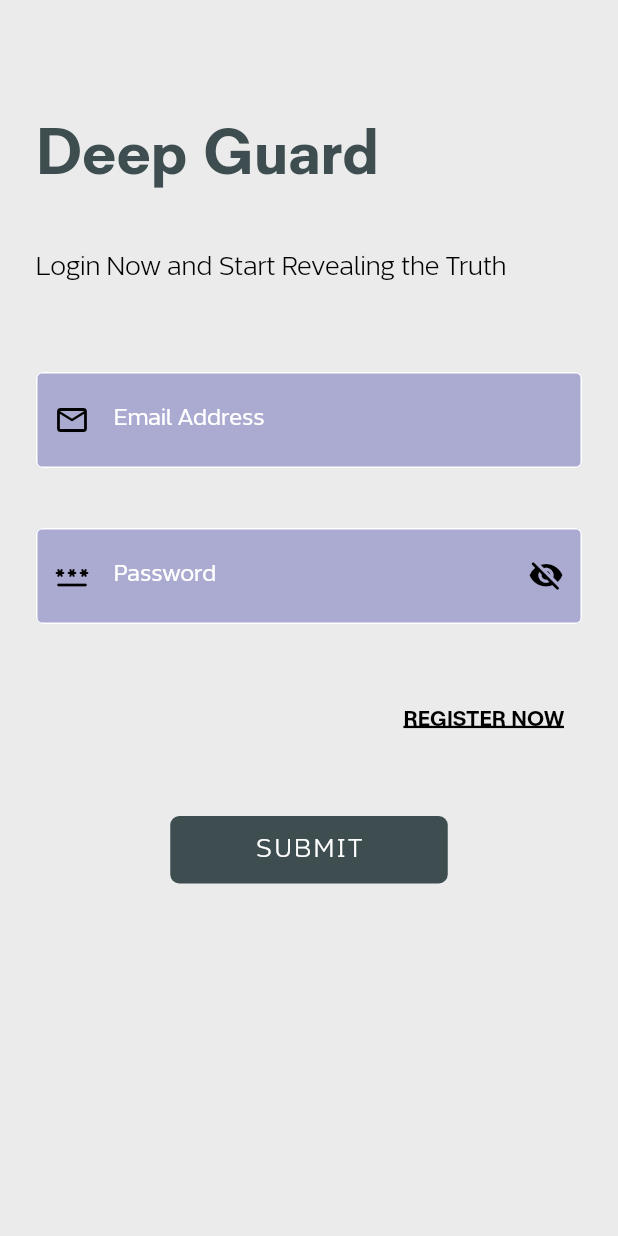
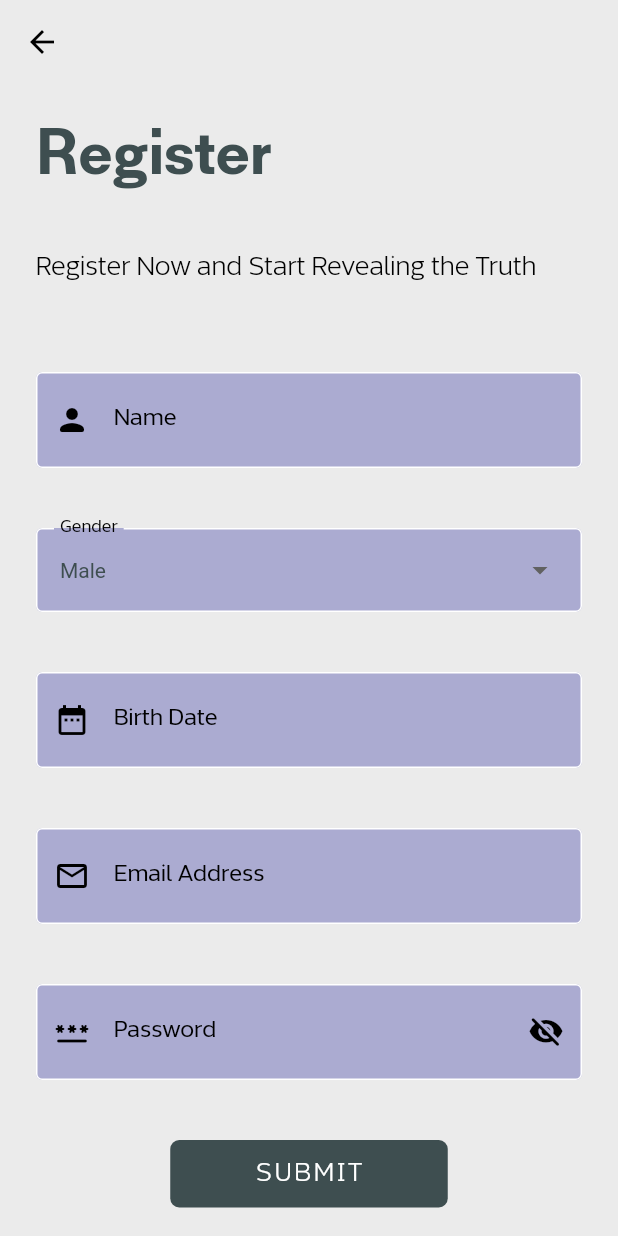
Before and after one commit to MohammadBali/DeepFake_Flutter, a Flutter app: the screen it shows after launch, after a tap on "SKIP", after a tap on "REGISTER NOW", on a phone screen of 412 x 824 dp. Run offline on Flutter 3.47's test engine with Material 2 defaults, Android fonts, the phone set to English and light mode, and no system bars; our stand-ins replace bloc, cached_network_image, conditional_builder_null_safety, dio, flutter_bloc, fluttertoast and 2 more; missing offline and left inert: material_dialogs; network calls fail.

Commit message:
Added News & Register

```diff
--- a/lib/layout/cubit/cubit.dart
+++ b/lib/layout/cubit/cubit.dart
@@ -1,4 +1,5 @@
 import 'package:deepfake_detection/layout/cubit/states.dart';
+import 'package:deepfake_detection/models/NewsModel/NewsModel.dart';
 import 'package:deepfake_detection/models/UserDataModel/UserDataModel.dart';
 import 'package:deepfake_detection/modules/ChatBot/chatBot.dart';
 import 'package:deepfake_detection/modules/Home/home.dart';
@@ -51,9 +52,12 @@ class AppCubit extends Cubit<AppStates>
   }
 
 
+  //Get User Data by Token.
   static UserData? userData;
 
   void getUserData()
+  {
+    if(token !='')
       {
         print('In Getting User Data');
         emit(AppGetUserDataLoadingState());
@@ -75,3 +79,33 @@ class AppCubit extends Cubit<AppStates>
         });
       }
   }
+
+
+  NewsModel? newsModel;
+
+  void getNews()
+  {
+    print('In Getting News...');
+
+    emit(AppGetNewsLoadingState());
+
+    MainDioHelper.getData(
+      url: news,
+    ).then((value) {
+
+      print('Got News Data, ${value.data}');
+
+      newsModel= NewsModel.fromJson(value.data);
+
+      emit(AppGetNewsSuccessState());
+
+    }).catchError((error)
+    {
+      print('ERROR WHILE GETTING NEWS, ${error.toString()}');
+
+      emit(AppGetNewsErrorState());
+    });
+  }
+
+
+}
--- a/lib/layout/cubit/states.dart
+++ b/lib/layout/cubit/states.dart
@@ -6,8 +6,19 @@ class AppChangeBottomNavBar extends AppStates{}
 
 class AppChangeThemeModeState extends AppStates{}
 
+//GET USER DATA
+
 class AppGetUserDataLoadingState extends AppStates{}
 
 class AppGetUserDataSuccessState extends AppStates{}
 
 class AppGetUserDataErrorState extends AppStates{}
+
+
+//GET NEWS
+
+class AppGetNewsLoadingState extends AppStates{}
+
+class AppGetNewsSuccessState extends AppStates{}
+
+class AppGetNewsErrorState extends AppStates{}
--- a/lib/main.dart
+++ b/lib/main.dart
@@ -9,8 +9,6 @@ import 'package:deepfake_detection/shared/network/remote/main_dio_helper.dart';
 import 'package:deepfake_detection/shared/styles/themes.dart';
 import 'package:flutter/material.dart';
 import 'package:flutter_bloc/flutter_bloc.dart';
-import 'package:jwt_decoder/jwt_decoder.dart';
-
 import 'layout/home_layout.dart';
 
 void main() async {
@@ -77,7 +75,7 @@ class MyApp extends StatelessWidget {
     return MultiBlocProvider(
         providers:
         [
-          BlocProvider(create: (BuildContext  context) => AppCubit()..changeTheme(themeFromState: isDark)..getUserData() ),
+          BlocProvider(create: (BuildContext  context) => AppCubit()..changeTheme(themeFromState: isDark)..getUserData()..getNews() ),
         ],
         child: BlocConsumer<AppCubit,AppStates>(
           listener: (context,state){},
--- /dev/null
+++ b/lib/models/RegisterModel/RegisterModel.dart
@@ -0,0 +1,25 @@
+import 'package:deepfake_detection/models/LoginModel/LoginModel.dart';
+
+class RegisterModel
+{
+  LoginUser? user;
+  String? token;
+  int? success;
+  RegisterModel.fromJson(Map<String,dynamic>json)
+  {
+    if(json['user']!=null)
+    {
+      user=LoginUser.fromJson(json['user']);
+    }
+
+    if(json['token']!=null)
+    {
+      token=json['token'];
+    }
+
+    if(json['success']!=null)
+    {
+      success=json['success'];
+    }
+  }
+}
--- a/lib/modules/Login/login.dart
+++ b/lib/modules/Login/login.dart
@@ -3,6 +3,7 @@ import 'package:deepfake_detection/layout/cubit/cubit.dart';
 import 'package:deepfake_detection/layout/home_layout.dart';
 import 'package:deepfake_detection/modules/Login/cubit/loginCubit.dart';
 import 'package:deepfake_detection/modules/Login/cubit/loginStates.dart';
+import 'package:deepfake_detection/modules/Register/register.dart';
 import 'package:deepfake_detection/shared/components/components.dart';
 
 import 'package:deepfake_detection/shared/components/constants.dart';
@@ -157,7 +158,7 @@ class Login extends StatelessWidget {
                           ),
                           onPressed: ()
                           {
-                            //navigateTo(context, widget);
+                            navigateTo(context, Register());
                           },
                         ),
                       ),
--- /dev/null
+++ b/lib/modules/Register/cubit/registerCubit.dart
@@ -0,0 +1,52 @@
+import 'package:deepfake_detection/models/RegisterModel/RegisterModel.dart';
+import 'package:deepfake_detection/modules/Register/cubit/registerStates.dart';
+import 'package:deepfake_detection/shared/network/end_points.dart';
+import 'package:deepfake_detection/shared/network/remote/main_dio_helper.dart';
+import 'package:flutter_bloc/flutter_bloc.dart';
+
+class RegisterCubit extends Cubit<RegisterStates>
+{
+  RegisterCubit(): super(RegisterInitialState());
+
+  static RegisterCubit get(context)=> BlocProvider.of(context);
+
+  bool isPassVisible=true;
+
+
+  void changePassVisibility()
+  {
+    isPassVisible=!isPassVisible;
+    emit(RegisterChangePassVisibility());
+  }
+
+  RegisterModel? registerModel;
+  void registerUser({required String name, required String gender, required String birthDate, required String password, required String email})
+  {
+    print('In RegisterUser...');
+
+    emit(RegisterLoadingState());
+
+    MainDioHelper.postData(
+      url: register,
+      isStatusCheck: true,
+      data: {
+        'name':name,
+        'gender':gender,
+        'birthDate':birthDate,
+        'password':password,
+        'email':email
+      },
+    ).then((value) {
+
+      print('Got RegisterData, ${value.data}');
+
+      registerModel=RegisterModel.fromJson(value.data);
+
+      emit(RegisterSuccessState(registerModel!));
+    }).catchError((error)
+    {
+        print('ERROR WHILE SIGNING IN, ${error.toString()}');
+        emit(RegisterErrorState(error.toString()));
+    });
+  }
+}
--- /dev/null
+++ b/lib/modules/Register/cubit/registerStates.dart
@@ -0,0 +1,24 @@
+import 'package:deepfake_detection/models/RegisterModel/RegisterModel.dart';
+
+abstract class RegisterStates{}
+
+class RegisterInitialState extends RegisterStates{}
+
+
+class RegisterChangePassVisibility extends RegisterStates{}
+
+class RegisterLoadingState extends RegisterStates{}
+
+class RegisterErrorState extends RegisterStates{
+  final String error;
+
+  RegisterErrorState(this.error);
+}
+
+
+class RegisterSuccessState extends RegisterStates{
+
+  final RegisterModel registerModel;
+
+  RegisterSuccessState(this.registerModel);
+}
--- /dev/null
+++ b/lib/modules/Register/register.dart
@@ -0,0 +1,298 @@
+import 'package:conditional_builder_null_safety/conditional_builder_null_safety.dart';
+import 'package:deepfake_detection/layout/cubit/cubit.dart';
+import 'package:deepfake_detection/layout/home_layout.dart';
+import 'package:deepfake_detection/modules/Register/cubit/registerCubit.dart';
+import 'package:deepfake_detection/modules/Register/cubit/registerStates.dart';
+import 'package:deepfake_detection/shared/components/components.dart';
+import 'package:deepfake_detection/shared/components/constants.dart';
+import 'package:deepfake_detection/shared/network/local/cache_helper.dart';
+import 'package:deepfake_detection/shared/styles/colors.dart';
+import 'package:flutter/material.dart';
+import 'package:flutter_bloc/flutter_bloc.dart';
+import 'package:intl/intl.dart';
+
+class Register extends StatefulWidget {
+  Register({super.key});
+
+  @override
+  State<Register> createState() => _RegisterState();
+}
+
+class _RegisterState extends State<Register> {
+  TextEditingController emailController=TextEditingController();
+
+  TextEditingController passwordController=TextEditingController();
+
+  TextEditingController nameController=TextEditingController();
+
+  TextEditingController birthDateController=TextEditingController();
+
+  var formKey=GlobalKey<FormState>();
+
+  List<String> listOfGenders = ['Male','Female'];
+
+  String currentGender='Male';
+  //User's Gender.
+  @override
+  Widget build(BuildContext context) {
+    return BlocProvider( create: (context)=>RegisterCubit(),
+
+      child: BlocConsumer<RegisterCubit,RegisterStates>(
+
+        listener: (context,state)
+        {
+          if(state is RegisterErrorState)
+          {
+            defaultToast(msg: state.error, state: ToastStates.error);
+          }
+
+          if(state is RegisterSuccessState)
+          {
+            if(state.registerModel.success ==0)
+            {
+              defaultToast(msg: "Couldn't Sign you in", state: ToastStates.error);
+            }
+
+            if(state.registerModel.user !=null)
+            {
+              defaultToast(msg: 'Success', state: ToastStates.success);
+
+              CacheHelper.saveData(key: 'token', value: state.registerModel.token).then((value)
+              {
+                token=state.registerModel.token!;
+
+                AppCubit().getUserData();
+
+                navigateAndFinish(context, const HomeLayout());
+
+              }).catchError((error)
+              {
+                print('ERROR WHILE CACHING USER TOKEN IN REGISTER, ${error.toString()}');
+              });
+            }
+
+
+          }
+        },
+
+        builder: (context,state)
+        {
+          var cubit=RegisterCubit.get(context);
+
+          return Scaffold(
+            appBar: AppBar(),
+
+            body: SingleChildScrollView(
+                child: Form(
+                  key: formKey,
+                  child: Padding(
+                    padding: const EdgeInsets.all(24.0),
+                    child: Column(
+                      crossAxisAlignment: CrossAxisAlignment.start,
+                      children:
+                      [
+                        Text(
+                          'Register',
+                          style: TextStyle(
+                            color: AppCubit.get(context).isDarkTheme? defaultDarkColor : defaultColor,
+                            fontFamily: 'Neology',
+                            fontSize: 42,
+                          ),
+
+                        ),
+
+                        const SizedBox(height: 40,),
+
+                        Text(
+                          'Register Now and Start Revealing the Truth',
+                          style: TextStyle(
+                            fontSize: 16,
+                            color: AppCubit.get(context).isDarkTheme? defaultDarkFontColor : defaultFontColor,
+                            fontFamily: 'WithoutSans',
+                          ),
+                        ),
+
+                        const SizedBox(height: 60,),
+
+
+
+                        defaultFormField(
+                            controller: nameController,
+                            keyboard: TextInputType.name,
+                            label: 'Name',
+                            prefix: Icons.person_rounded,
+                            isFilled: true,
+                            fillColor: AppCubit.get(context).isDarkTheme? defaultBoxDarkColor : defaultBoxColor,
+                            validate: (value)
+                            {
+                              if(value!.isEmpty)
+                              {
+                                return 'Name Can\'t be empty';
+                              }
+                              return null;
+                            }
+                        ),
+
+                        const SizedBox(height: 40,),
+
+
+
+                        //Gender Drop Down List.
+                        FormField<String>(
+                          builder: (FormFieldState<String> state) {
+                            return InputDecorator(
+                              decoration: InputDecoration(
+                                  fillColor: AppCubit.get(context).isDarkTheme? defaultBoxDarkColor : defaultBoxColor,
+                                  filled: true,
+                                  errorStyle:const TextStyle(color: Colors.redAccent, fontSize: 16.0),
+                                  labelText: 'Gender',
+                                  border: OutlineInputBorder(borderRadius: BorderRadius.circular(8.0),)),
+
+                              child: DropdownButtonHideUnderline(
+                                child: DropdownButton<String>(
+                                  style: TextStyle(color: AppCubit.get(context).isDarkTheme? defaultDarkColor : defaultColor),
+                                  value: currentGender,
+                                  isDense: true,
+                                  onChanged: (newValue) {
+                                    setState(() {
+                                      currentGender = newValue!;
+                                      state.didChange(newValue);
+                                    });
+                                  },
+                                  items: listOfGenders.map((String value) {
+                                    return DropdownMenuItem<String>(
+                                      value: value,
+                                      child: Text(value),
+                                    );
+                                  }).toList(),
+
+
+                                ),
+                              ),
+                            );
+                          },
+                        ),
+
+
+                        const SizedBox(height: 40,),
+
+
+                        //Birth Date
+                        defaultFormField(
+                            isFilled: true,
+                            fillColor: AppCubit.get(context).isDarkTheme? defaultBoxDarkColor : defaultBoxColor,
+                            controller: birthDateController,
+                            keyboard: TextInputType.datetime,
+                            label: 'Birth Date',
+                            prefix: Icons.date_range,
+                            readOnly: true, //User Cannot Type in it.
+                            onTap: ()
+                            {
+                              showDatePicker(
+                                context: context,
+                                initialDate: DateTime.now(),
+                                firstDate: DateTime(1920),
+                                lastDate: DateTime.now(),
+
+                              ).then((value)
+                              {
+                                birthDateController.text = DateFormat("dd-MM-yyy").format(value!);  //2011-08-05 DateFormat.yMd().format(value!)
+                              }).catchError((e){
+                                print('Caught error with value, ${e.toString()}');
+                              });
+                            },
+                            validate: (String? value)
+                            {
+                              if(value!.isEmpty)
+                              {
+                                return 'Birth Date is Empty';
+                              }
+                              return null;
+                            },
+                        ),
+
+                        const SizedBox(height: 40,),
+
+                        defaultFormField(
+                            controller: emailController,
+                            keyboard: TextInputType.emailAddress,
+                            label: 'Email Address',
+                            prefix: Icons.email_outlined,
+                            isFilled: true,
+                            fillColor: AppCubit.get(context).isDarkTheme? defaultBoxDarkColor : defaultBoxColor,
+                            validate: (value)
+                            {
+                              if(value!.isEmpty)
+                              {
+                                return 'Email Can\'t be empty';
+                              }
+                              return null;
+                            }
+                        ),
+
+                        const SizedBox(height: 40,),
+
+
+                        defaultFormField(
+                            controller: passwordController,
+                            keyboard: TextInputType.text,
+                            label: 'Password',
+                            prefix: Icons.password_rounded,
+                            suffix: cubit.isPassVisible? Icons.visibility_off_rounded : Icons.visibility_rounded,
+                            isFilled: true,
+                            fillColor: AppCubit.get(context).isDarkTheme? defaultBoxDarkColor : defaultBoxColor,
+                            validate: (value)
+                            {
+                              if(value!.isEmpty)
+                              {
+                                return 'Password Can\'t be empty';
+                              }
+                              return null;
+                            },
+
+                            isObscure: cubit.isPassVisible,
+                            onPressedSuffixIcon: ()
+                            {
+                              cubit.changePassVisibility();
+                            }
+                        ),
+
+
+                        const SizedBox(height: 40,),
+
+
+                        ConditionalBuilder(
+                          condition: state is RegisterLoadingState,
+                          builder: (context)=> Center(child: defaultProgressIndicator(context)),
+                          fallback: (context)=> Center(
+                            child: defaultButton(
+                              color: AppCubit.get(context).isDarkTheme? defaultDarkColor : defaultColor,
+                              textColor: AppCubit.get(context).isDarkTheme? Colors.black : Colors.white,
+                              letterSpacing:2,
+                              onTap: ()
+                              {
+                                if(formKey.currentState!.validate())
+                                {
+                                  cubit.registerUser(
+                                    name: nameController.text,
+                                    birthDate: birthDateController.text,
+                                    gender: currentGender,
+                                    email:emailController.text,
+                                    password:passwordController.text,
+                                  );
+                                }
+                              },
+                            ),
+                          ),
+                        ),
+                      ],
+                    ),
+                  ),
+                ),
+            ),
+          );
+        },
+        )
+    );
+  }
+}
--- a/lib/shared/network/end_points.dart
+++ b/lib/shared/network/end_points.dart
@@ -40,4 +40,4 @@ const deleteAPost='deletePost'; // pass Post's ID
 
 //NEWS ENDPOINTS
 
-const getNews='getNews';
+const news='getNews';
--- a/lib/shared/styles/themes.dart
+++ b/lib/shared/styles/themes.dart
@@ -95,8 +95,9 @@ ThemeData lightTheme(context) => ThemeData(
   inputDecorationTheme: const InputDecorationTheme(
     prefixIconColor: Colors.black,
     suffixIconColor: Colors.black,
+
     labelStyle: TextStyle(
-        color: Colors.white
+        color: Colors.black
     ),
 
     enabledBorder: OutlineInputBorder(
@@ -155,8 +156,25 @@ ThemeData darkTheme(context)=> ThemeData(
 
   datePickerTheme: DatePickerThemeData(
 
-    backgroundColor: defaultSecondaryDarkColor,
+    backgroundColor: defaultBoxDarkColor,
+    shadowColor: defaultDarkFontColor,
+    elevation: 4,
+    yearForegroundColor: MaterialStateProperty.all(Colors.white),
+    dayForegroundColor: MaterialStateProperty.all(Colors.white),
     headerForegroundColor: defaultThirdDarkColor,
+    weekdayStyle: TextStyle(color: defaultSecondaryDarkColor),
+
+    dayBackgroundColor: MaterialStateProperty.resolveWith((states) {
+      // If the button is pressed, return green, otherwise blue
+
+      if (states.contains(MaterialState.selected)) {
+        return defaultSecondaryDarkColor;
+      }
+      return null;
+    }),
+
+
+
   ),
 
   bottomNavigationBarTheme:  BottomNavigationBarThemeData(
--- a/pubspec.yaml
+++ b/pubspec.yaml
@@ -48,6 +48,8 @@ dependencies:
   cached_network_image: ^3.2.3
   material_dialogs: ^1.1.4
   conditional_builder_null_safety: ^0.0.6
+  intl: ^0.18.1
+  url_launcher: ^6.1.14
 
 
 dev_dependencies:
```
Also changed, not shown: lib/models/NewsModel/NewsModel.dart (added, +37 -0 lines), lib/modules/Home/home.dart (+41 -10 lines), lib/modules/NewsPage/newsPage.dart (added, +110 -0 lines), lib/shared/components/components.dart (+23 -6 lines), pubspec.lock. Lines whose indentation alone changed are shown as unchanged.
